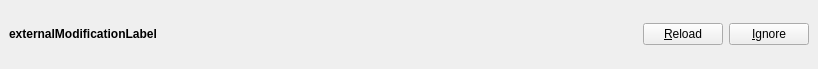
This is src/frontends/qt4/ui/WorkAreaUi.ui in gadmm/lyx-unstable as Qt 5 draws it before an edit. The edited form follows.
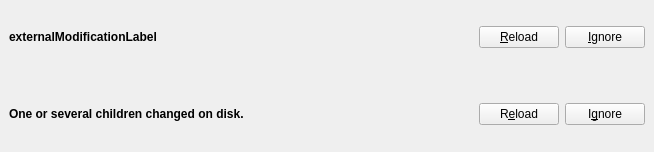
This is the edited form.

Commit message: LFUN and notification to reload all externally-changed descendents (#10997)

The edit to the form file:
```diff
--- a/src/frontends/qt4/ui/WorkAreaUi.ui
+++ b/src/frontends/qt4/ui/WorkAreaUi.ui
@@ -6,11 +6,11 @@
    <rect>
     <x>0</x>
     <y>0</y>
-    <width>818</width>
-    <height>69</height>
+    <width>654</width>
+    <height>152</height>
    </rect>
   </property>
-  <layout class="QVBoxLayout" name="verticalLayout" stretch="0">
+  <layout class="QVBoxLayout" name="verticalLayout" stretch="0,0">
    <property name="spacing">
     <number>2</number>
    </property>
@@ -93,6 +93,73 @@
      </layout>
     </widget>
    </item>
+   <item>
+    <widget class="QFrame" name="childrenNotificationFrame">
+     <property name="contextMenuPolicy">
+      <enum>Qt::NoContextMenu</enum>
+     </property>
+     <property name="autoFillBackground">
+      <bool>true</bool>
+     </property>
+     <property name="frameShape">
+      <enum>QFrame::NoFrame</enum>
+     </property>
+     <property name="frameShadow">
+      <enum>QFrame::Plain</enum>
+     </property>
+     <property name="lineWidth">
+      <number>0</number>
+     </property>
+     <property name="midLineWidth">
+      <number>0</number>
+     </property>
+     <layout class="QHBoxLayout" name="horizontalLayout_3" stretch="1,0,0,0">
+      <property name="topMargin">
+       <number>10</number>
+      </property>
+      <property name="bottomMargin">
+       <number>10</number>
+      </property>
+      <item>
+       <widget class="QLabel" name="childrenExternalModificationLabel">
+        <property name="text">
+         <string>&lt;b&gt;One or several children changed on disk.&lt;/b&gt;</string>
+        </property>
+        <property name="wordWrap">
+         <bool>true</bool>
+        </property>
+       </widget>
+      </item>
+      <item>
+       <spacer name="horizontalSpacer_2">
+        <property name="orientation">
+         <enum>Qt::Horizontal</enum>
+        </property>
+        <property name="sizeHint" stdset="0">
+         <size>
+          <width>40</width>
+          <height>20</height>
+         </size>
+        </property>
+       </spacer>
+      </item>
+      <item>
+       <widget class="QPushButton" name="childrenReloadPB">
+        <property name="text">
+         <string>R&amp;eload</string>
+        </property>
+       </widget>
+      </item>
+      <item>
+       <widget class="QPushButton" name="childrenIgnorePB">
+        <property name="text">
+         <string>I&amp;gnore</string>
+        </property>
+       </widget>
+      </item>
+     </layout>
+    </widget>
+   </item>
   </layout>
  </widget>
  <includes>
```
The commit also changes 9 other files.
